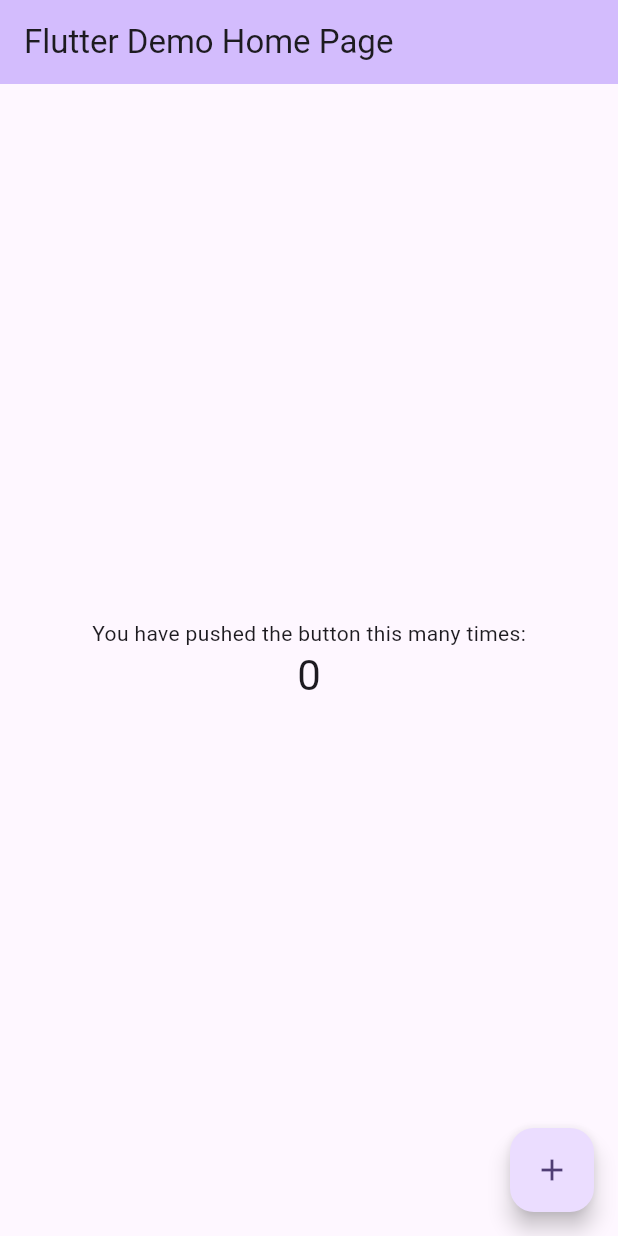
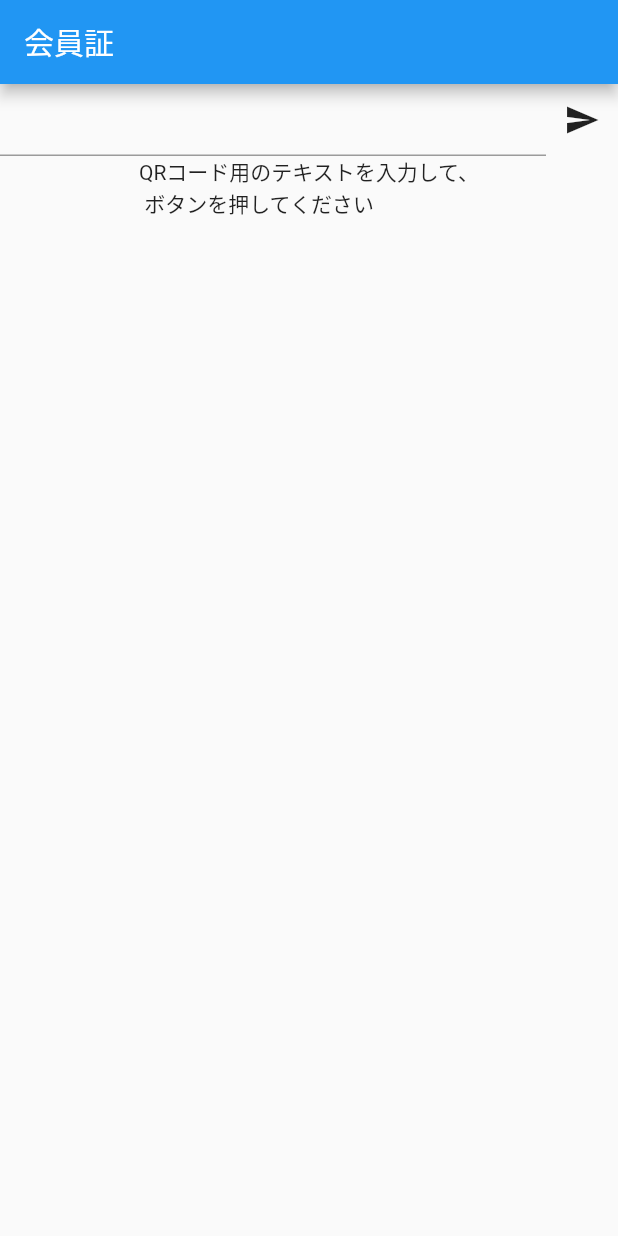
Before and after one commit to omitsuhashi/members_app_client, a Flutter app: the screen it shows once a user with an empty profile is signed in, on a phone screen of 412 x 824 dp. Run offline on Flutter 3.47's test engine with Material 2 defaults, Android fonts, the phone set to English and light mode, and no system bars; our stand-ins replace firebase_auth, firebase_core, qr_flutter; accounts and stored records are empty.

Commit message:
feat generating qrcode

```diff
--- a/lib/app.dart
+++ b/lib/app.dart
@@ -1,5 +1,5 @@
 import 'package:client/pages/auth/signup.dart';
-import 'package:client/pages/sample_app.dart';
+import 'package:client/pages/top.dart';
 import 'package:firebase_auth/firebase_auth.dart';
 import 'package:flutter/material.dart';
 
@@ -18,7 +18,7 @@ class App extends StatelessWidget {
             }
             if (snapshot.hasData) {
               // User が null でなない、つまりサインイン済みのホーム画面へ
-              return const MyApp();
+              return const TopPage();
             }
             // User が null である、つまり未サインインのサインイン画面へ
             return Scaffold(
--- /dev/null
+++ b/lib/pages/top.dart
@@ -0,0 +1,60 @@
+import 'package:flutter/material.dart';
+import 'package:qr_flutter/qr_flutter.dart';
+
+class TopPage extends StatefulWidget {
+  const TopPage({super.key});
+
+  @override
+  State<StatefulWidget> createState() => _TopState();
+}
+
+class _TopState extends State<TopPage> {
+  String _message = '';
+  bool _qrCodeGenerated = false;
+
+  @override
+  Widget build(BuildContext context) {
+    return Scaffold(
+      appBar: AppBar(
+        title: const Text('会員証'),
+      ),
+      body: Column(
+        children: [
+          Row(
+            children: [
+              Expanded(
+                child: TextField(
+                  onChanged: (value) {
+                    _message = value;
+                    if (_qrCodeGenerated) {
+                      setState(() {
+                        _qrCodeGenerated = false;
+                      });
+                    }
+                  },
+                ),
+              ),
+              IconButton(
+                icon: const Icon(Icons.send),
+                onPressed: () => setState(() {
+                  _qrCodeGenerated = true;
+                }),
+              ),
+            ],
+          ),
+          (_qrCodeGenerated)
+              ? QrImageView(
+                  embeddedImage: const NetworkImage(
+                    'https://storage.googleapis.com/cms-storage-bucket/0dbfcc7a59cd1cf16282.png',
+                  ),
+                  data: _message,
+                  gapless: true,
+                )
+              : const Center(
+                  child: Text('QRコード用のテキストを入力して、\n ボタンを押してください'),
+                ),
+        ],
+      ),
+    );
+  }
+}
--- a/pubspec.yaml
+++ b/pubspec.yaml
@@ -37,6 +37,7 @@ dependencies:
   cupertino_icons: ^1.0.2
   firebase_core: ^2.15.1
   firebase_auth: ^4.7.3
+  qr_flutter: ^4.1.0
 
 dev_dependencies:
   flutter_test:
```
Also changed, not shown: pubspec.lock.
